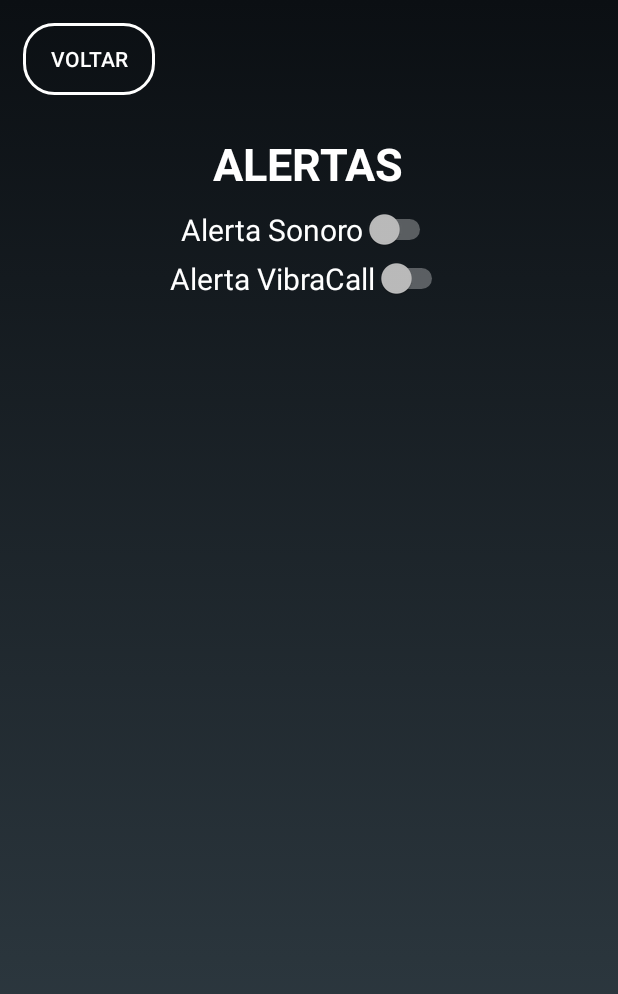
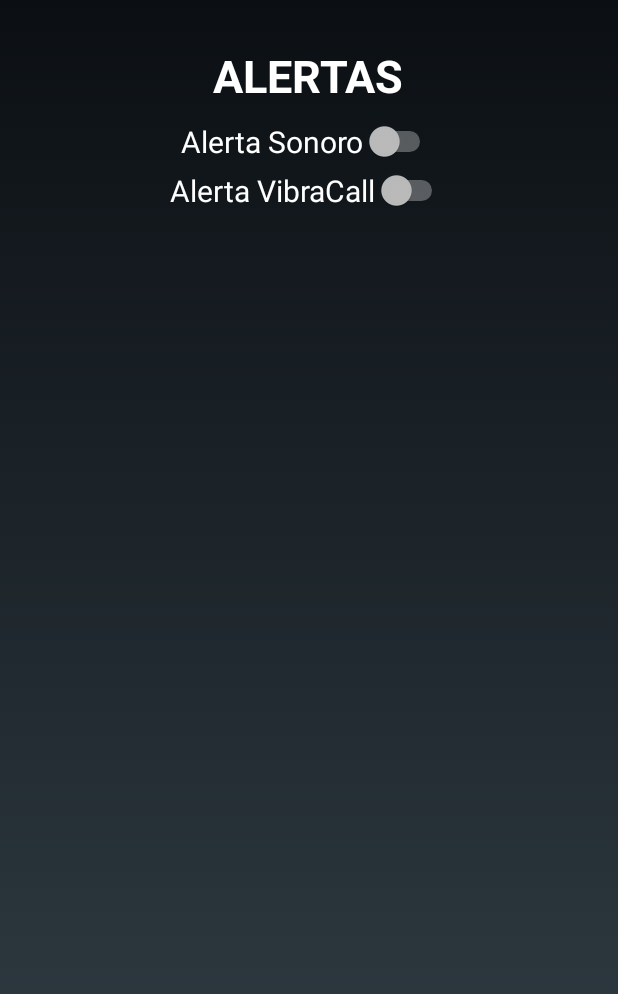
Before and after one commit to DanielCFreitas/Aplicativo-Acenda-o-Farol, an Android app: the ActivityConfiguracoes screen opened directly, with no data from a screen before it, on a phone screen of 412 x 824 dp. Shown: the top 994 px of the screen. Run offline under Robolectric (Android 15) with nearby library versions, the phone set to English and light mode, and no system bars; network calls fail.

Commit message:
Criado o banco de dados para registrar as configuracoes do usuario

```diff
--- a/AcendaOFarol/app/src/main/java/com/example/aluno/acenda_o_farol2/ActivityConfiguracoes.java
+++ b/AcendaOFarol/app/src/main/java/com/example/aluno/acenda_o_farol2/ActivityConfiguracoes.java
@@ -1,22 +1,48 @@
 package com.example.aluno.acenda_o_farol2;
 
 import android.content.Intent;
+import android.database.Cursor;
 import android.support.v7.app.AppCompatActivity;
 import android.os.Bundle;
 import android.view.View;
+import android.widget.CompoundButton;
+import android.widget.Switch;
 
 public class ActivityConfiguracoes extends AppCompatActivity {
+    boolean som, vibra;
+    private BancoController bancoController;
 
     @Override
     protected void onCreate(Bundle savedInstanceState) {
         super.onCreate(savedInstanceState);
         setContentView(R.layout.activity_activity_configuracoes);
-    }
 
-    /**
-     * Método que volta para a Activity anterior
-     */
-    public void btnVoltar(View view){
-        finish();
+        bancoController = new BancoController(getApplicationContext());
+        bancoController.iniciaBanco();
+        Cursor cursor = bancoController.carregaDados();
+
+        final Switch switch_sound = (Switch) findViewById(R.id.switchAlertaSonoro);
+        final Switch switch_vibra = (Switch) findViewById(R.id.switchAlertaVibra);
+
+        som = cursor.getInt(cursor.getColumnIndex(CriaBanco.CAMPO_SOM)) > 0;
+        vibra = cursor.getInt(cursor.getColumnIndex(CriaBanco.CAMPO_VIBRA)) > 0;
+
+        switch_sound.setChecked(som);
+        switch_vibra.setChecked(vibra);
+
+
+        // QUANDO MUDAR O STATUS DO SOM DO APLICATIVO ALTERAR NO BANCO
+        switch_sound.setOnCheckedChangeListener(new CompoundButton.OnCheckedChangeListener() {
+            public void onCheckedChanged(CompoundButton buttonView, boolean isChecked) {
+                bancoController.alteraDadoSom(switch_sound.isChecked());
+            }
+        });
+
+        // QUANDO MUDAR O STATUS DO VIBRA DO APLICATIVO ALTERAR NO BANCO
+        switch_vibra.setOnCheckedChangeListener(new CompoundButton.OnCheckedChangeListener() {
+            public void onCheckedChanged(CompoundButton buttonView, boolean isChecked) {
+                bancoController.alteraDadoVibra(switch_vibra.isChecked());
+            }
+        });
     }
 }
--- /dev/null
+++ b/AcendaOFarol/app/src/main/java/com/example/aluno/acenda_o_farol2/BancoController.java
@@ -0,0 +1,81 @@
+package com.example.aluno.acenda_o_farol2;
+
+import android.content.ContentValues;
+import android.content.Context;
+import android.database.Cursor;
+import android.database.sqlite.SQLiteDatabase;
+
+/**
+ * Created by Aluno on 29/09/2016.
+ */
+public class BancoController {
+
+    private SQLiteDatabase db;
+    private CriaBanco banco;
+
+    public BancoController(Context context){
+        banco = new CriaBanco(context);
+    }
+
+
+    public void iniciaBanco(){
+        ContentValues valores;
+
+        db = banco.getWritableDatabase();
+        valores = new ContentValues();
+        valores.put(CriaBanco.CAMPO_ID, 0);
+        valores.put(CriaBanco.CAMPO_SOM, false);
+        valores.put(CriaBanco.CAMPO_VIBRA, false);
+
+        db.insert(CriaBanco.TABELA, null, valores);
+        db.close();
+    }
+
+    public Cursor carregaDados(){
+        Cursor cursor;
+        String[] campos =  {banco.CAMPO_SOM,banco.CAMPO_VIBRA};
+        db = banco.getReadableDatabase();
+        cursor = db.query(banco.TABELA, campos, null, null, null, null, null, null);
+
+        if(cursor!=null){
+            cursor.moveToFirst();
+        } else {
+            iniciaBanco();
+        }
+
+        db.close();
+        return cursor;
+    }
+
+    public void alteraDadoSom(boolean somConfiguracao){
+        ContentValues valores;
+        String where;
+
+        db = banco.getWritableDatabase();
+
+        where = CriaBanco.CAMPO_ID + "=" + 0;
+
+        valores = new ContentValues();
+        valores.put(CriaBanco.CAMPO_SOM, somConfiguracao);
+
+
+        db.update(CriaBanco.TABELA,valores,where,null);
+        db.close();
+    }
+
+    public void alteraDadoVibra(boolean vibraConfiguracao){
+        ContentValues valores;
+        String where;
+
+        db = banco.getWritableDatabase();
+
+        where = CriaBanco.CAMPO_ID + "=" + 0;
+
+        valores = new ContentValues();
+        valores.put(CriaBanco.CAMPO_VIBRA, vibraConfiguracao);
+
+
+        db.update(CriaBanco.TABELA,valores,where,null);
+        db.close();
+    }
+}
--- /dev/null
+++ b/AcendaOFarol/app/src/main/java/com/example/aluno/acenda_o_farol2/CriaBanco.java
@@ -0,0 +1,37 @@
+package com.example.aluno.acenda_o_farol2;
+
+import android.content.Context;
+import android.database.sqlite.SQLiteDatabase;
+import android.database.sqlite.SQLiteOpenHelper;
+
+/**
+ * Created by Aluno on 29/09/2016.
+ */
+public class CriaBanco extends SQLiteOpenHelper {
+
+    public static final String NOME_BANCO = "database.db";
+    public static final String TABELA = "configuracoes";
+    public static final String CAMPO_ID = "Id";
+    public static final String CAMPO_SOM = "Sound";
+    public static final String CAMPO_VIBRA = "Vibe";
+    public static final int VERSAO = 1;
+
+    public CriaBanco(Context context) {
+        super(context, NOME_BANCO , null, VERSAO);
+    }
+
+    @Override
+    public void onCreate(SQLiteDatabase sqLiteDatabase) {
+        String sql = "CREATE TABLE "+TABELA+" ( "
+                + CAMPO_ID + " integer primary key, "
+                + CAMPO_SOM + " boolean, "
+                + CAMPO_VIBRA + " boolean) ";
+        sqLiteDatabase.execSQL(sql);
+    }
+
+    @Override
+    public void onUpgrade(SQLiteDatabase sqLiteDatabase, int i, int i1) {
+        sqLiteDatabase.execSQL("DROP TABLE IF EXISTS" + TABELA);
+        onCreate(sqLiteDatabase);
+    }
+}
--- a/AcendaOFarol/app/src/main/java/com/example/aluno/acenda_o_farol2/Localizacao.java
+++ b/AcendaOFarol/app/src/main/java/com/example/aluno/acenda_o_farol2/Localizacao.java
@@ -103,7 +103,7 @@ public class Localizacao{
             } else {
                 Toast.makeText(this.context, "Localização Indisponível", Toast.LENGTH_LONG).show();
             }
-        } catch (IOException ex){
+        } catch (Exception ex){
             Toast.makeText(this.context, "Problema de conexão com a Internet",Toast.LENGTH_SHORT).show();
         }
     }
--- a/AcendaOFarol/app/src/main/res/layout/activity_activity_configuracoes.xml
+++ b/AcendaOFarol/app/src/main/res/layout/activity_activity_configuracoes.xml
@@ -10,21 +10,9 @@
     <LinearLayout
         android:layout_width="match_parent"
         android:layout_height="wrap_content"
-        android:id="@+id/linearTop"
-        android:padding="15dp">
-        <Button
-            android:layout_width="wrap_content"
-            android:layout_height="wrap_content"
-            android:text="Voltar"
-            android:onClick="btnVoltar"
-            android:background="@drawable/botaotransparente"/>
-    </LinearLayout>
-
-    <LinearLayout
-        android:layout_width="match_parent"
-        android:layout_height="wrap_content"
         android:layout_below="@+id/linearTop"
         android:orientation="vertical"
+        android:layout_marginTop="20dp"
         android:gravity="center">
 
         <TextView
```
